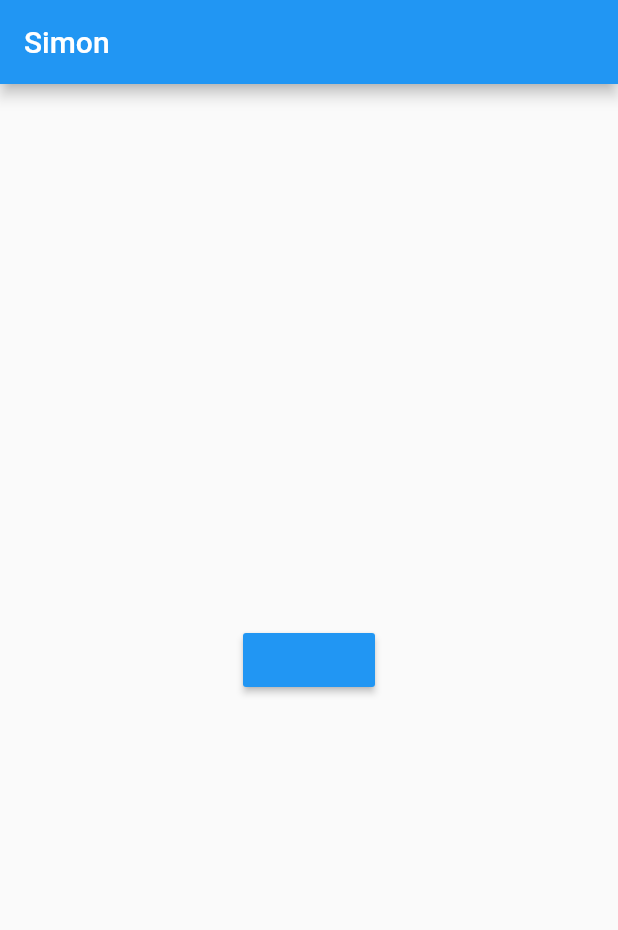
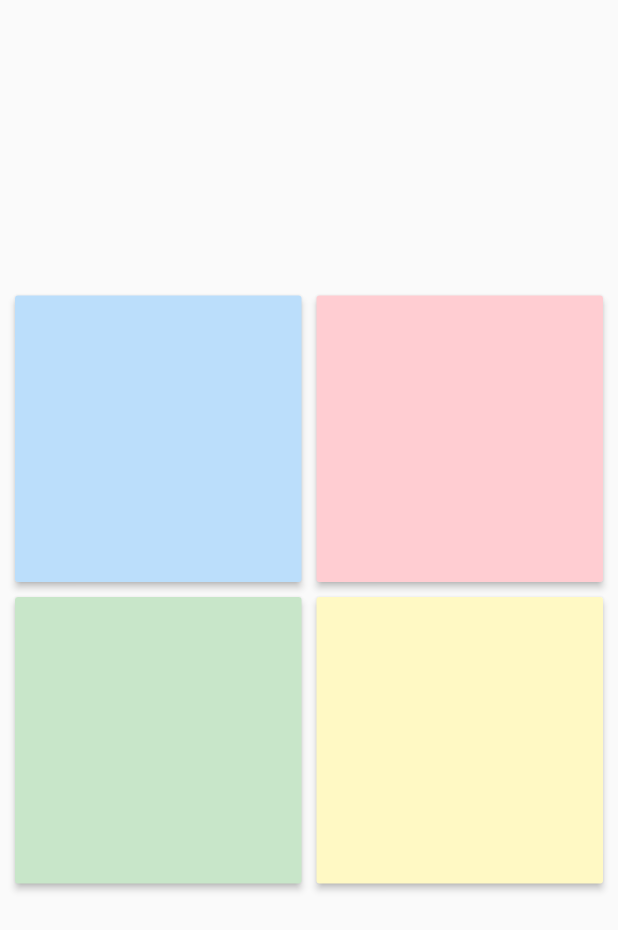
Before and after one commit to FBanitz/Simon, a Flutter app: the screen it shows after launch, on a phone screen of 412 x 824 dp. Shown: the top 930 px of the screen. Run offline on Flutter 3.47's test engine with Material 2 defaults, Android fonts, the phone set to English and light mode, and no system bars.

Commit message:
Boutons pricipaux terminés

```diff
--- a/lib/main.dart
+++ b/lib/main.dart
@@ -20,13 +20,13 @@ class MyApp extends StatelessWidget {
         // is not restarted.
         primarySwatch: Colors.blue,
       ),
-      home: MyHomePage(title: 'Simon'),
+      home: Game(title: 'Simon'),
     );
   }
 }
 
-class MyHomePage extends StatefulWidget {
-  MyHomePage({Key key, this.title}) : super(key: key);
+class Game extends StatefulWidget {
+  Game({Key key, this.title}) : super(key: key);
 
   // This widget is the home page of your application. It is stateful, meaning
   // that it has a State object (defined below) that contains fields that affect
@@ -40,11 +40,14 @@ class MyHomePage extends StatefulWidget {
   final String title;
 
   @override
-  _MyHomePageState createState() => _MyHomePageState();
+  _GameState createState() => _GameState();
 }
 
-class _MyHomePageState extends State<MyHomePage> {
+class _GameState extends State<Game> {
   bool blue = false;
+  bool red = false;
+  bool green = false;
+  bool yellow = false;
   bool buttonState = false;
 /*
   void _incrementCounter() {
@@ -67,40 +70,57 @@ class _MyHomePageState extends State<MyHomePage> {
     // fast, so that you can just rebuild anything that needs updating rather
     // than having to individually change instances of widgets.
     return Scaffold(
-      appBar: AppBar(
-        // Here we take the value from the MyHomePage object that was created by
-        // the App.build method, and use it to set our appbar title.
-        title: Text(widget.title),
-      ),
       body: Center(
-        // Center is a layout widget. It takes a single child and positions it
-        // in the middle of the parent.
-        child: Column(
-          // Column is also a layout widget. It takes a list of children and
-          // arranges them vertically. By default, it sizes itself to fit its
-          // children horizontally, and tries to be as tall as its parent.
-          //
-          // Invoke "debug painting" (press "p" in the console, choose the
-          // "Toggle Debug Paint" action from the Flutter Inspector in Android
-          // Studio, or the "Toggle Debug Paint" command in Visual Studio Code)
-          // to see the wireframe for each widget.
-          //
-          // Column has various properties to control how it sizes itself and
-          // how it positions its children. Here we use mainAxisAlignment to
-          // center the children vertically; the main axis here is the vertical
-          // axis because Columns are vertical (the cross axis would be
-          // horizontal).
-          mainAxisAlignment: MainAxisAlignment.center,
-          children: <Widget>[
-             RaisedButton(
-              color: blue ? Colors.grey : Colors.blue,
-              onPressed: () {} ,
-
-            ),
-          ],
+        child: Container(
+          height: 450,
+          child: GridView.count(
+            padding: const EdgeInsets.all(10.0),
+            crossAxisSpacing: 10.0,
+            mainAxisSpacing: 10.0,
+            crossAxisCount: 2,
+            children: <Widget>[
+              Container(
+                width: double.infinity,
+                height: double.infinity,
+                child: new RaisedButton(
+                  highlightColor: Colors.blue,
+                  color: blue ? Colors.blue : Colors.blue[100],
+                  onPressed: () {},
+                ),
+              ),
+              Container(
+                width: double.infinity,
+                height: double.infinity,
+                child: new RaisedButton(
+                  highlightColor: Colors.red,
+                  color: red ? Colors.red : Colors.red[100],
+                  onPressed: () {},
+                ),
+              ),
+              Container(
+                width: double.infinity,
+                height: double.infinity,
+                child: new RaisedButton(
+                  highlightColor: Colors.green,
+                  color: green ? Colors.green : Colors.green[100],
+                  onPressed: () {},
+                ),
+              ),
+              Container(
+                width: double.infinity,
+                height: double.infinity,
+                child: new RaisedButton(
+                  highlightColor: Colors.yellow,
+                  color: yellow ? Colors.yellow : Colors.yellow[100],
+                  onPressed: () {},
+                ),
+              ),
+            ],
+          ),
         ),
       ),
-      /*
+    );
+    /*
       floatingActionButton: FloatingActionButton(
         onPressed: _incrementCounter,
         tooltip: 'Increment',
@@ -108,6 +128,5 @@ class _MyHomePageState extends State<MyHomePage> {
 
       ), // This trailing comma makes auto-formatting nicer for build methods.
       */
-    );
   }
 }
```
